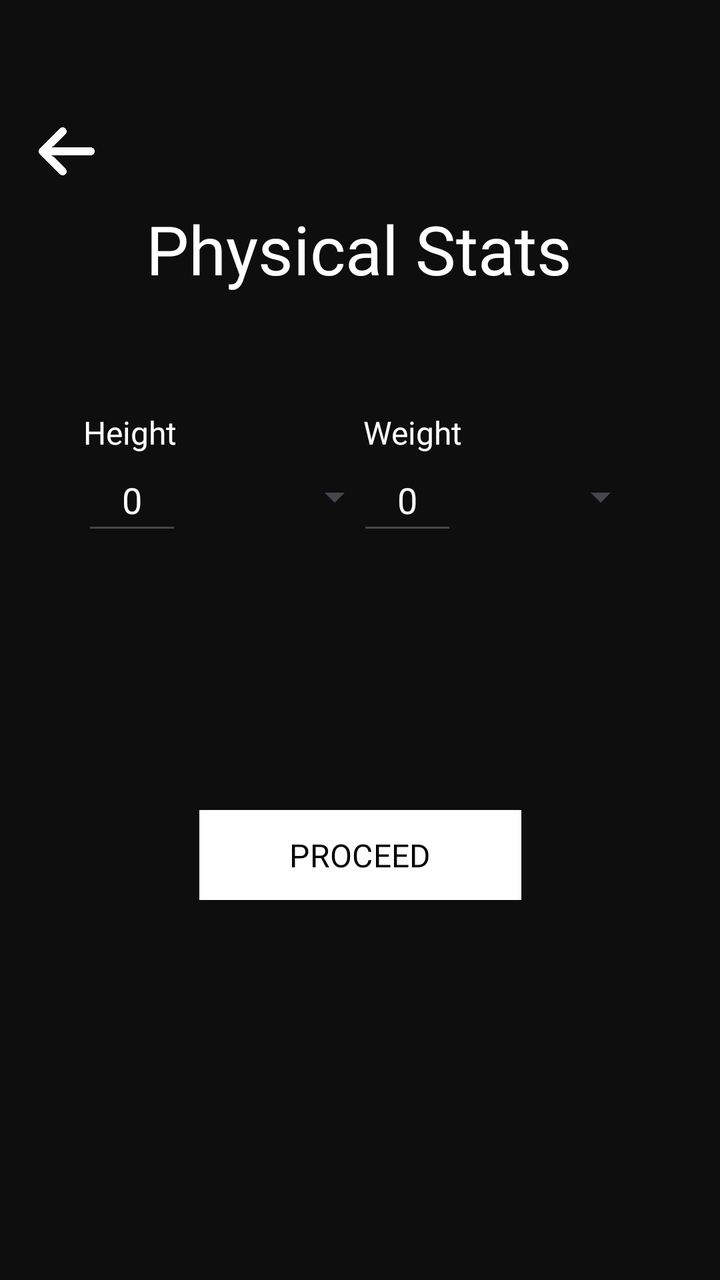
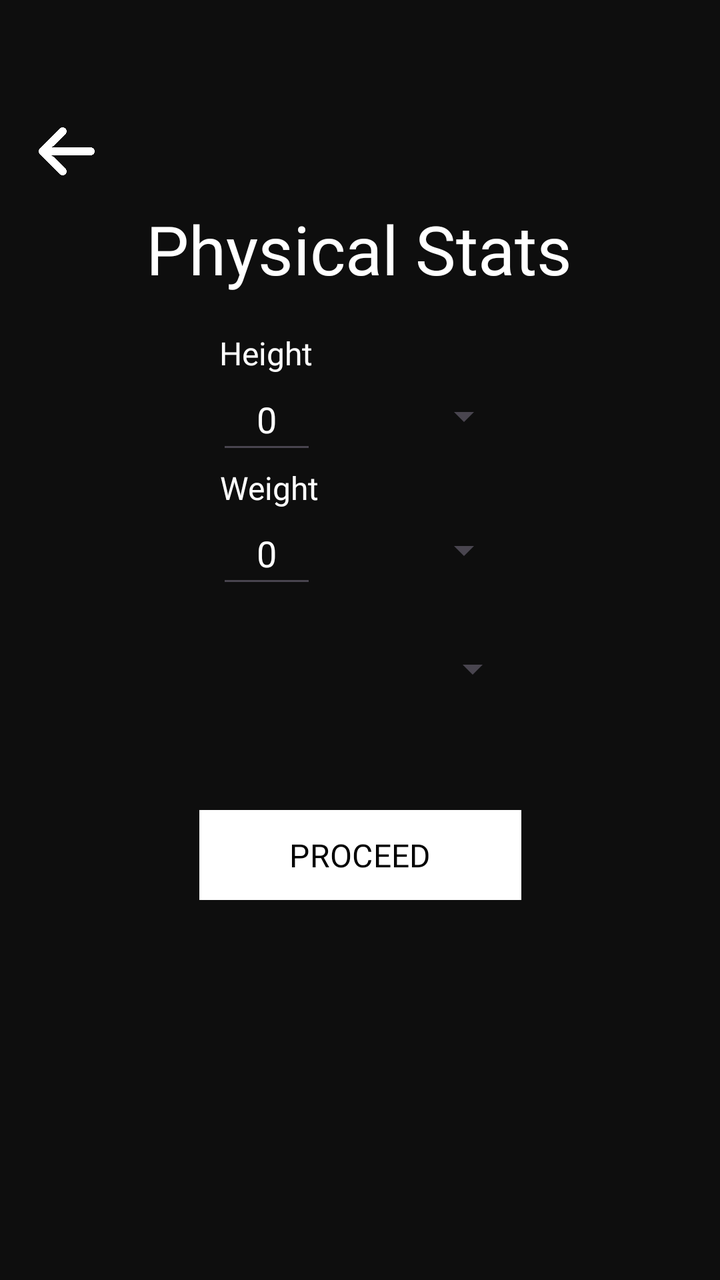

The first picture is an Android layout as it rendered before a commit; the second is the same layout after the commit. The layout source and the unified diff follow.
<!-- AndroidManifest.xml: application theme Theme.UnyieldingMight -->
<!-- res/layout/activity_stats.xml -->
<?xml version="1.0" encoding="utf-8"?>
<LinearLayout xmlns:android="http://schemas.android.com/apk/res/android"
    xmlns:app="http://schemas.android.com/apk/res-auto"
    xmlns:tools="http://schemas.android.com/tools"
    android:layout_width="match_parent"
    android:layout_height="match_parent"
    android:background="#0E0E0E">

    <androidx.constraintlayout.widget.ConstraintLayout
        android:layout_width="match_parent"
        android:layout_height="match_parent"
        tools:layout_editor_absoluteX="-2dp"
        tools:layout_editor_absoluteY="0dp">

        <ImageButton
            android:id="@+id/activity_stats_btn_previousActivity"
            android:layout_width="65dp"
            android:layout_height="48dp"
            android:backgroundTint="#00FFFFFF"
            android:contentDescription="@string/btn_back"
            android:onClick="previousActivityProfile"
            android:scaleType="centerInside"
            app:layout_constraintBottom_toBottomOf="parent"
            app:layout_constraintEnd_toEndOf="parent"
            app:layout_constraintHorizontal_bias="0.002"
            app:layout_constraintStart_toStartOf="parent"
            app:layout_constraintTop_toTopOf="parent"
            app:layout_constraintVertical_bias="0.087"
            app:srcCompat="@drawable/arrow" />

        <TextView
            android:id="@+id/activity_stats_tv_physicalStats"
            android:layout_width="wrap_content"
            android:layout_height="wrap_content"
            android:fontFamily="@font/manrope_extrabold"
            android:text="@string/physical_stats"
            android:textColor="#fff"
            android:textSize="34sp"
            app:layout_constraintBottom_toBottomOf="parent"
            app:layout_constraintEnd_toEndOf="parent"
            app:layout_constraintHorizontal_bias="0.497"
            app:layout_constraintStart_toStartOf="parent"
            app:layout_constraintTop_toTopOf="parent"
            app:layout_constraintVertical_bias="0.171" />

        <Button
            android:id="@+id/activity_stats_btn_proceed"
            android:layout_width="161dp"
            android:layout_height="53dp"
            android:backgroundTint="#FFF"
            android:fontFamily="@font/manrope_bold"
            android:onClick="proceedToActivityLevel"
            android:text="@string/btn_proceed"
            android:textColor="#000"
            android:textSize="16sp"
            app:cornerRadius="0dp"
            app:layout_constraintBottom_toBottomOf="parent"
            app:layout_constraintEnd_toEndOf="parent"
            app:layout_constraintStart_toStartOf="parent"
            app:layout_constraintTop_toTopOf="parent"
            app:layout_constraintVertical_bias="0.683" />

        <Spinner
            android:id="@+id/activity_stats_spin_height"
            android:layout_width="110dp"
            android:layout_height="48dp"
            app:layout_constraintBottom_toBottomOf="parent"
            app:layout_constraintEnd_toEndOf="parent"
            app:layout_constraintHorizontal_bias="0.325"
            app:layout_constraintStart_toStartOf="parent"
            app:layout_constraintTop_toTopOf="parent"
            app:layout_constraintVertical_bias="0.379" />

        <EditText
            android:id="@+id/activity_stats_et_weight"
            android:layout_width="50dp"
            android:layout_height="48dp"
            android:layout_weight="1"
            android:ems="10"
            android:hint="0"
            android:inputType="number|numberDecimal"
            android:maxLength="8"
            android:textAlignment="center"
            android:textColor="@color/white"
            android:textColorHint="@color/white"
            app:layout_constraintBottom_toBottomOf="parent"
            app:layout_constraintEnd_toEndOf="parent"
            app:layout_constraintHorizontal_bias="0.576"
            app:layout_constraintStart_toStartOf="parent"
            app:layout_constraintTop_toTopOf="parent"
            app:layout_constraintVertical_bias="0.379" />

        <Spinner
            android:id="@+id/activity_stats_spin_weight"
            android:layout_width="110dp"
            android:layout_height="48dp"
            android:layout_weight="1"
            app:layout_constraintBottom_toBottomOf="parent"
            app:layout_constraintEnd_toEndOf="parent"
            app:layout_constraintHorizontal_bias="0.857"
            app:layout_constraintStart_toStartOf="parent"
            app:layout_constraintTop_toTopOf="parent"
            app:layout_constraintVertical_bias="0.379" />

        <TextView
            android:id="@+id/activity_stats_tv_weight"
            android:layout_width="wrap_content"
            android:layout_height="wrap_content"
            android:layout_weight="1"
            android:fontFamily="@font/manrope_bold"
            android:text="@string/weight"
            android:textColor="#FFF"
            android:textSize="16sp"
            app:layout_constraintBottom_toBottomOf="parent"
            app:layout_constraintEnd_toEndOf="parent"
            app:layout_constraintHorizontal_bias="0.585"
            app:layout_constraintStart_toStartOf="parent"
            app:layout_constraintTop_toTopOf="parent"
            app:layout_constraintVertical_bias="0.332" />

        <EditText
            android:id="@+id/activity_stats_et_height"
            android:layout_width="50dp"
            android:layout_height="48dp"
            android:ems="10"
            android:hint="0"
            android:inputType="number|numberDecimal"
            android:maxLength="8"
            android:textAlignment="center"
            android:textColor="@color/white"
            android:textColorHint="@color/white"
            app:layout_constraintBottom_toBottomOf="parent"
            app:layout_constraintEnd_toEndOf="parent"
            app:layout_constraintHorizontal_bias="0.132"
            app:layout_constraintStart_toStartOf="parent"
            app:layout_constraintTop_toTopOf="parent"
            app:layout_constraintVertical_bias="0.379" />

        <TextView
            android:id="@+id/activity_stats_tv_height"
            android:layout_width="wrap_content"
            android:layout_height="wrap_content"
            android:fontFamily="@font/manrope_bold"
            android:text="@string/height"
            android:textColor="#FFF"
            android:textSize="16sp"
            app:layout_constraintBottom_toBottomOf="parent"
            app:layout_constraintEnd_toEndOf="parent"
            app:layout_constraintHorizontal_bias="0.133"
            app:layout_constraintStart_toStartOf="parent"
            app:layout_constraintTop_toTopOf="parent"
            app:layout_constraintVertical_bias="0.332" />

    </androidx.constraintlayout.widget.ConstraintLayout>
</LinearLayout>
<!-- resources referenced by this layout -->
<resources>
  <color name="white">#FFFFFFFF</color>
  <!-- drawable arrow: png bitmap (drawable, 13273 bytes) -->
  <string name="btn_back">back</string>
  <string name="btn_proceed">PROCEED</string>
  <string name="height">Height</string>
  <string name="physical_stats">Physical Stats</string>
  <string name="weight">Weight</string>
  <style name="Theme.UnyieldingMight" parent="Base.Theme.UnyieldingMight" />
  <style name="Base.Theme.UnyieldingMight" parent="Theme.Material3.DayNight.NoActionBar">
          
          
      </style>
</resources>

<!-- the commit's change to res/layout/activity_stats.xml (unified diff, before → after) -->
@@ -61,15 +61,32 @@
             app:layout_constraintVertical_bias="0.683" />
 
         <Spinner
-            android:id="@+id/activity_stats_spin_height"
+            android:id="@+id/activity_stats_spin_weight"
             android:layout_width="110dp"
             android:layout_height="48dp"
+            android:layout_weight="1"
             app:layout_constraintBottom_toBottomOf="parent"
             app:layout_constraintEnd_toEndOf="parent"
-            app:layout_constraintHorizontal_bias="0.325"
+            app:layout_constraintHorizontal_bias="0.584"
             app:layout_constraintStart_toStartOf="parent"
             app:layout_constraintTop_toTopOf="parent"
-            app:layout_constraintVertical_bias="0.379" />
+            app:layout_constraintVertical_bias="0.424" />
+
+        <TextView
+            android:id="@+id/activity_stats_tv_weight"
+            android:layout_width="wrap_content"
+            android:layout_height="wrap_content"
+            android:layout_weight="1"
+            android:fontFamily="@font/manrope_bold"
+            android:text="@string/weight"
+            android:textColor="#FFF"
+            android:textSize="16sp"
+            app:layout_constraintBottom_toBottomOf="parent"
+            app:layout_constraintEnd_toEndOf="parent"
+            app:layout_constraintHorizontal_bias="0.354"
+            app:layout_constraintStart_toStartOf="parent"
+            app:layout_constraintTop_toTopOf="parent"
+            app:layout_constraintVertical_bias="0.377" />
 
         <EditText
             android:id="@+id/activity_stats_et_weight"
@@ -85,38 +102,36 @@
             android:textColorHint="@color/white"
             app:layout_constraintBottom_toBottomOf="parent"
             app:layout_constraintEnd_toEndOf="parent"
-            app:layout_constraintHorizontal_bias="0.576"
+            app:layout_constraintHorizontal_bias="0.349"
             app:layout_constraintStart_toStartOf="parent"
             app:layout_constraintTop_toTopOf="parent"
-            app:layout_constraintVertical_bias="0.379" />
+            app:layout_constraintVertical_bias="0.424" />
 
         <Spinner
-            android:id="@+id/activity_stats_spin_weight"
+            android:id="@+id/activity_stats_spin_height"
             android:layout_width="110dp"
             android:layout_height="48dp"
-            android:layout_weight="1"
             app:layout_constraintBottom_toBottomOf="parent"
             app:layout_constraintEnd_toEndOf="parent"
-            app:layout_constraintHorizontal_bias="0.857"
+            app:layout_constraintHorizontal_bias="0.584"
             app:layout_constraintStart_toStartOf="parent"
             app:layout_constraintTop_toTopOf="parent"
-            app:layout_constraintVertical_bias="0.379" />
+            app:layout_constraintVertical_bias="0.311" />
 
         <TextView
-            android:id="@+id/activity_stats_tv_weight"
+            android:id="@+id/activity_stats_tv_height"
             android:layout_width="wrap_content"
             android:layout_height="wrap_content"
-            android:layout_weight="1"
             android:fontFamily="@font/manrope_bold"
-            android:text="@string/weight"
+            android:text="@string/height"
             android:textColor="#FFF"
             android:textSize="16sp"
             app:layout_constraintBottom_toBottomOf="parent"
             app:layout_constraintEnd_toEndOf="parent"
-            app:layout_constraintHorizontal_bias="0.585"
+            app:layout_constraintHorizontal_bias="0.35"
             app:layout_constraintStart_toStartOf="parent"
             app:layout_constraintTop_toTopOf="parent"
-            app:layout_constraintVertical_bias="0.332" />
+            app:layout_constraintVertical_bias="0.268" />
 
         <EditText
             android:id="@+id/activity_stats_et_height"
@@ -131,25 +146,21 @@
             android:textColorHint="@color/white"
             app:layout_constraintBottom_toBottomOf="parent"
             app:layout_constraintEnd_toEndOf="parent"
-            app:layout_constraintHorizontal_bias="0.132"
+            app:layout_constraintHorizontal_bias="0.349"
             app:layout_constraintStart_toStartOf="parent"
             app:layout_constraintTop_toTopOf="parent"
-            app:layout_constraintVertical_bias="0.379" />
+            app:layout_constraintVertical_bias="0.311" />
 
-        <TextView
-            android:id="@+id/activity_stats_tv_height"
-            android:layout_width="wrap_content"
-            android:layout_height="wrap_content"
-            android:fontFamily="@font/manrope_bold"
-            android:text="@string/height"
-            android:textColor="#FFF"
-            android:textSize="16sp"
+        <Spinner
+            android:id="@+id/activity_stats_spin_gender"
+            android:layout_width="160dp"
+            android:layout_height="48dp"
             app:layout_constraintBottom_toBottomOf="parent"
             app:layout_constraintEnd_toEndOf="parent"
-            app:layout_constraintHorizontal_bias="0.133"
+            app:layout_constraintHorizontal_bias="0.501"
             app:layout_constraintStart_toStartOf="parent"
             app:layout_constraintTop_toTopOf="parent"
-            app:layout_constraintVertical_bias="0.332" />
+            app:layout_constraintVertical_bias="0.524" />
 
     </androidx.constraintlayout.widget.ConstraintLayout>
 </LinearLayout>
